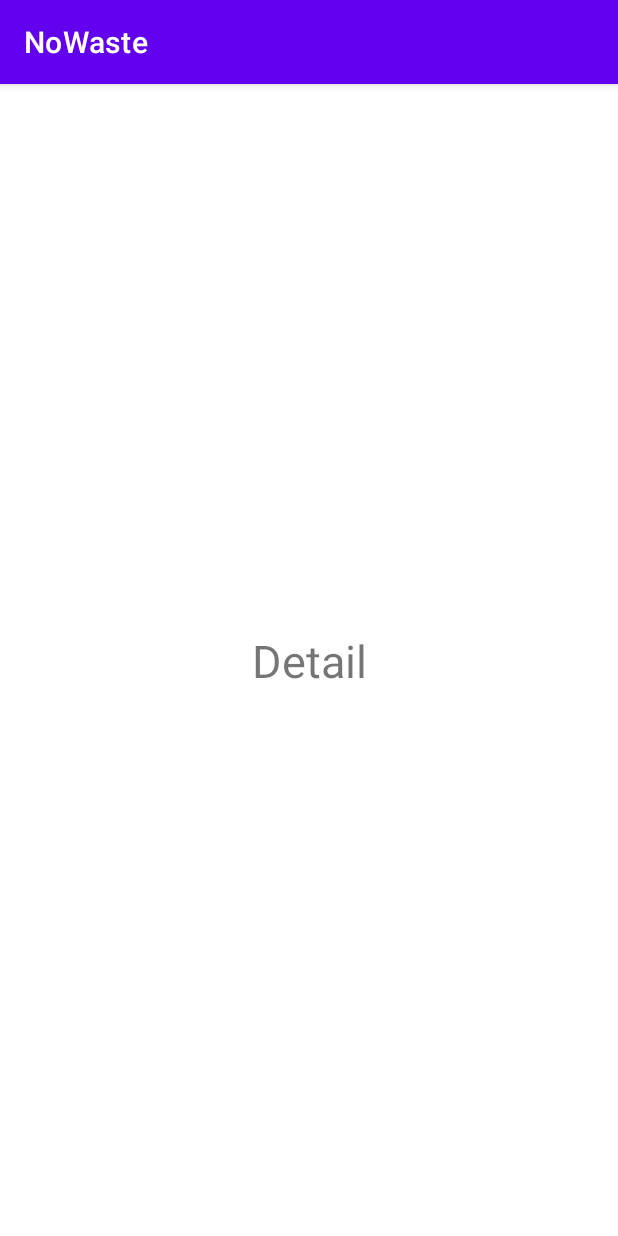
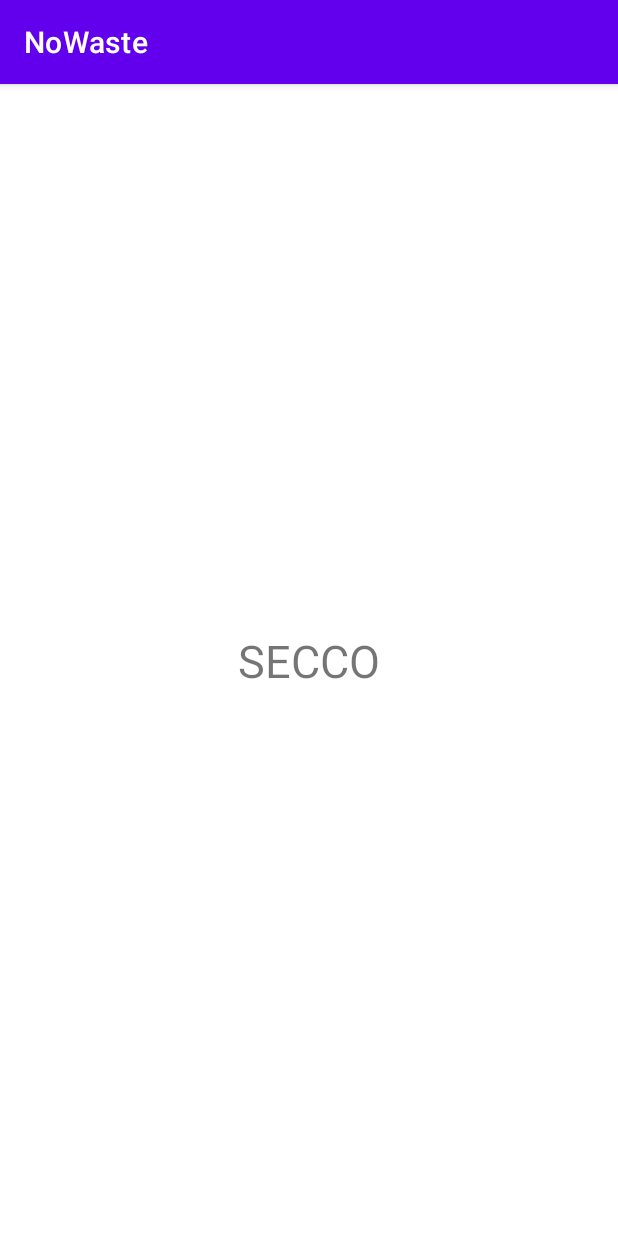
Before and after one commit to FAR719/NoWaste, an Android app: the screen it shows after launch (CardDetailActivity), after a tap on "SECCO", on a phone screen of 412 x 824 dp. Run offline under Robolectric (Android 15) with nearby library versions, the phone set to English and light mode, and no system bars.

Commit message:
onClick settato per orni cardView e collegato ad una nuova activity che mostra il nome della cardView cliccata

```diff
--- a/app/src/main/java/com/far/nowaste/CardDetailActivity.java
+++ b/app/src/main/java/com/far/nowaste/CardDetailActivity.java
@@ -4,6 +4,7 @@
 
 import android.content.Intent;
 import android.os.Bundle;
+import android.widget.TextView;
 
 public class CardDetailActivity extends AppCompatActivity {
 
@@ -12,7 +13,14 @@
         super.onCreate(savedInstanceState);
         setContentView(R.layout.activity_card_detail);
 
+        // definizione variabili
+        TextView detailsTextView = (TextView) findViewById(R.id.detailsTextView);
+
         // to launch the activity
         Intent in = getIntent();
+
+        // display the name
+        String wasteType = in.getStringExtra("com.far.nowaste.CARD_TYPE");
+        detailsTextView.setText(wasteType);
     }
 }
--- a/app/src/main/java/com/far/nowaste/MainActivity.java
+++ b/app/src/main/java/com/far/nowaste/MainActivity.java
@@ -12,6 +12,14 @@
 
     //definizione variabili
     CardView seccoCardView;
+    CardView plasticaCardView;
+    CardView cartaCardView;
+    CardView organicoCardView;
+    CardView vetroCardView;
+    CardView metalliCardView;
+    CardView elettriciCardView;
+    CardView specialiCardView;
+
 
     @Override
     protected void onCreate(Bundle savedInstanceState) {
@@ -20,12 +28,83 @@
 
         //collega le view
         seccoCardView = (CardView)findViewById(R.id.seccoCardView);
+        plasticaCardView = (CardView)findViewById(R.id.plasticaCardView);
+        cartaCardView = (CardView)findViewById(R.id.cartaCardView);
+        organicoCardView = (CardView)findViewById(R.id.organicoCardView);
+        vetroCardView = (CardView)findViewById(R.id.vetroCardView);
+        metalliCardView = (CardView)findViewById(R.id.metalliCardView);
+        elettriciCardView = (CardView)findViewById(R.id.elettriciCardView);
+        specialiCardView = (CardView)findViewById(R.id.specialiCardView);
 
-        //definizione onClick
+        //definizione onClick secco
         seccoCardView.setOnClickListener(new View.OnClickListener() {
             @Override
             public void onClick(View v) {
                 Intent cardDetailActivity = new Intent(getApplicationContext(), CardDetailActivity.class);
+                cardDetailActivity.putExtra("com.far.nowaste.CARD_TYPE", "SECCO");
+                startActivity(cardDetailActivity);
+            }
+        });
+        //definizione onClick plastica
+        plasticaCardView.setOnClickListener(new View.OnClickListener() {
+            @Override
+            public void onClick(View v) {
+                Intent cardDetailActivity = new Intent(getApplicationContext(), CardDetailActivity.class);
+                cardDetailActivity.putExtra("com.far.nowaste.CARD_TYPE", "PLASTICA");
+                startActivity(cardDetailActivity);
+            }
+        });
+        //definizione onClick carta
+        cartaCardView.setOnClickListener(new View.OnClickListener() {
+            @Override
+            public void onClick(View v) {
+                Intent cardDetailActivity = new Intent(getApplicationContext(), CardDetailActivity.class);
+                cardDetailActivity.putExtra("com.far.nowaste.CARD_TYPE", "CARTA");
+                startActivity(cardDetailActivity);
+            }
+        });
+        //definizione onClick organico
+        organicoCardView.setOnClickListener(new View.OnClickListener() {
+            @Override
+            public void onClick(View v) {
+                Intent cardDetailActivity = new Intent(getApplicationContext(), CardDetailActivity.class);
+                cardDetailActivity.putExtra("com.far.nowaste.CARD_TYPE", "ORGANICO");
+                startActivity(cardDetailActivity);
+            }
+        });
+        //definizione onClick vetro
+        vetroCardView.setOnClickListener(new View.OnClickListener() {
+            @Override
+            public void onClick(View v) {
+                Intent cardDetailActivity = new Intent(getApplicationContext(), CardDetailActivity.class);
+                cardDetailActivity.putExtra("com.far.nowaste.CARD_TYPE", "VETRO");
+                startActivity(cardDetailActivity);
+            }
+        });
+        //definizione onClick metalli
+        metalliCardView.setOnClickListener(new View.OnClickListener() {
+            @Override
+            public void onClick(View v) {
+                Intent cardDetailActivity = new Intent(getApplicationContext(), CardDetailActivity.class);
+                cardDetailActivity.putExtra("com.far.nowaste.CARD_TYPE", "METALLI");
+                startActivity(cardDetailActivity);
+            }
+        });
+        //definizione onClick elettrici
+        elettriciCardView.setOnClickListener(new View.OnClickListener() {
+            @Override
+            public void onClick(View v) {
+                Intent cardDetailActivity = new Intent(getApplicationContext(), CardDetailActivity.class);
+                cardDetailActivity.putExtra("com.far.nowaste.CARD_TYPE", "ELETTRICI");
+                startActivity(cardDetailActivity);
+            }
+        });
+        //definizione onClick speciali
+        specialiCardView.setOnClickListener(new View.OnClickListener() {
+            @Override
+            public void onClick(View v) {
+                Intent cardDetailActivity = new Intent(getApplicationContext(), CardDetailActivity.class);
+                cardDetailActivity.putExtra("com.far.nowaste.CARD_TYPE", "SPECIALI");
                 startActivity(cardDetailActivity);
             }
         });
--- a/app/src/main/res/layout/activity_card_detail.xml
+++ b/app/src/main/res/layout/activity_card_detail.xml
@@ -7,10 +7,10 @@
     tools:context=".CardDetailActivity">
 
     <TextView
-        android:id="@+id/textView2"
+        android:id="@+id/detailsTextView"
         android:layout_width="wrap_content"
         android:layout_height="wrap_content"
-        android:text="Detail"
+        android:text="DETAILS"
         android:textSize="30sp"
         app:layout_constraintBottom_toBottomOf="parent"
         app:layout_constraintEnd_toEndOf="parent"
```
